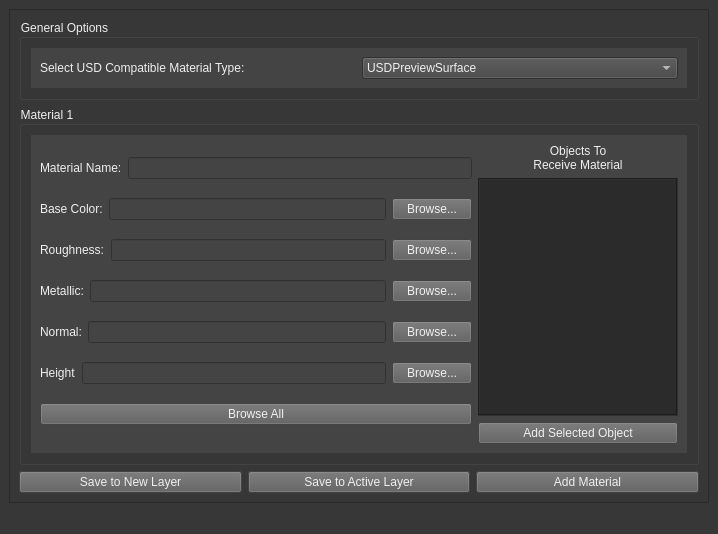
Old version of the form python/UI/window.ui in the repository dpepple1/MayaUSD-Substance.
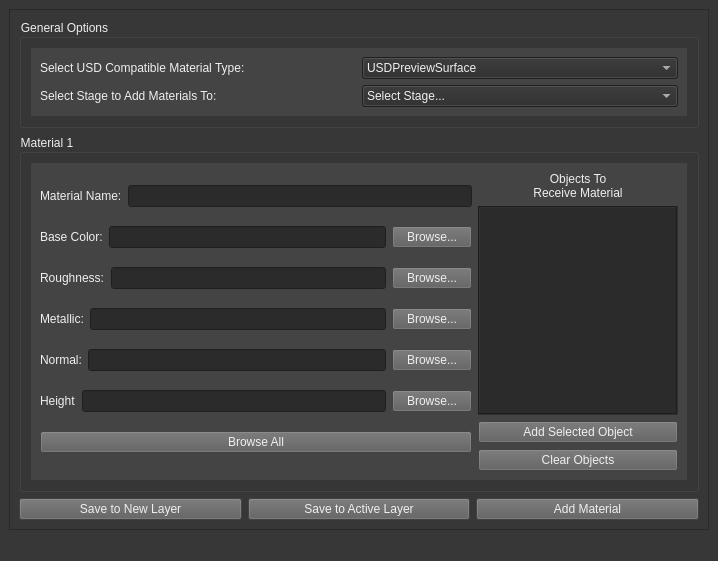
New version of the form.

Commit message: Stage detection working, started on building USD file

The edit to the form file:
```diff
--- a/python/UI/window.ui
+++ b/python/UI/window.ui
@@ -7,7 +7,7 @@
     <x>0</x>
     <y>0</y>
     <width>718</width>
-    <height>534</height>
+    <height>561</height>
    </rect>
   </property>
   <property name="windowTitle">
@@ -30,7 +30,7 @@
          <x>0</x>
          <y>0</y>
          <width>673</width>
-         <height>460</height>
+         <height>489</height>
         </rect>
        </property>
        <layout class="QVBoxLayout" name="verticalLayout_2">
@@ -56,7 +56,10 @@
                  </widget>
                 </item>
                 <item>
-                 <widget class="QComboBox" name="comboBox">
+                 <widget class="QComboBox" name="matTypeCombo">
+                  <property name="styleSheet">
+                   <string notr="true">background-color: rgb(43, 43, 43);</string>
+                  </property>
                   <item>
                    <property name="text">
                     <string>USDPreviewSurface</string>
@@ -76,6 +79,29 @@
                 </item>
                </layout>
               </item>
+              <item>
+               <layout class="QHBoxLayout" name="horizontalLayout_5">
+                <item>
+                 <widget class="QLabel" name="stageLbl">
+                  <property name="text">
+                   <string>Select Stage to Add Materials To: </string>
+                  </property>
+                 </widget>
+                </item>
+                <item>
+                 <widget class="QComboBox" name="stageCombo">
+                  <property name="styleSheet">
+                   <string notr="true">background-color: rgb(43, 43, 43);</string>
+                  </property>
+                  <item>
+                   <property name="text">
+                    <string>Select Stage...</string>
+                   </property>
+                  </item>
+                 </widget>
+                </item>
+               </layout>
+              </item>
              </layout>
             </widget>
            </item>
@@ -117,7 +143,11 @@
                      </widget>
                     </item>
                     <item>
-                     <widget class="QLineEdit" name="matNameTxt"/>
+                     <widget class="QLineEdit" name="matNameTxt">
+                      <property name="styleSheet">
+                       <string notr="true">background-color: rgb(43, 43, 43);</string>
+                      </property>
+                     </widget>
                     </item>
                    </layout>
                   </item>
@@ -131,7 +161,11 @@
                      </widget>
                     </item>
                     <item>
-                     <widget class="QLineEdit" name="baseColorTxt"/>
+                     <widget class="QLineEdit" name="baseColorTxt">
+                      <property name="styleSheet">
+                       <string notr="true">background-color: rgb(43, 43, 43);</string>
+                      </property>
+                     </widget>
                     </item>
                     <item>
                      <widget class="QPushButton" name="baseColorBtn">
@@ -155,7 +189,11 @@
                      </widget>
                     </item>
                     <item>
-                     <widget class="QLineEdit" name="roughnessTxt"/>
+                     <widget class="QLineEdit" name="roughnessTxt">
+                      <property name="styleSheet">
+                       <string notr="true">background-color: rgb(43, 43, 43);</string>
+                      </property>
+                     </widget>
                     </item>
                     <item>
                      <widget class="QPushButton" name="roughnessBtn">
@@ -179,7 +217,11 @@
                      </widget>
                     </item>
                     <item>
-                     <widget class="QLineEdit" name="metallicTxt"/>
+                     <widget class="QLineEdit" name="metallicTxt">
+                      <property name="styleSheet">
+                       <string notr="true">background-color: rgb(43, 43, 43);</string>
+                      </property>
+                     </widget>
                     </item>
                     <item>
                      <widget class="QPushButton" name="metallicBtn">
@@ -203,7 +245,11 @@
                      </widget>
                     </item>
                     <item>
-                     <widget class="QLineEdit" name="normalTxt"/>
+                     <widget class="QLineEdit" name="normalTxt">
+                      <property name="styleSheet">
+                       <string notr="true">background-color: rgb(43, 43, 43);</string>
+                      </property>
+                     </widget>
                     </item>
                     <item>
                      <widget class="QPushButton" name="normalBtn">
@@ -227,7 +273,11 @@
                      </widget>
                     </item>
                     <item>
-                     <widget class="QLineEdit" name="heightTxt"/>
+                     <widget class="QLineEdit" name="heightTxt">
+                      <property name="styleSheet">
+                       <string notr="true">background-color: rgb(43, 43, 43);</string>
+                      </property>
+                     </widget>
                     </item>
                     <item>
                      <widget class="QPushButton" name="heightBtn">
@@ -269,7 +319,7 @@
                   <item>
                    <widget class="QListWidget" name="objList">
                     <property name="sizePolicy">
-                     <sizepolicy hsizetype="Fixed" vsizetype="Expanding">
+                     <sizepolicy hsizetype="Preferred" vsizetype="Expanding">
                       <horstretch>0</horstretch>
                       <verstretch>0</verstretch>
                      </sizepolicy>
@@ -299,6 +349,16 @@
                     </property>
                    </widget>
                   </item>
+                  <item>
+                   <widget class="QPushButton" name="clearObjBtn">
+                    <property name="styleSheet">
+                     <string notr="true">background-color: rgb(93, 93, 93);</string>
+                    </property>
+                    <property name="text">
+                     <string>Clear Objects</string>
+                    </property>
+                   </widget>
+                  </item>
                  </layout>
                 </item>
                </layout>
```
The commit also changes 4 other files.
